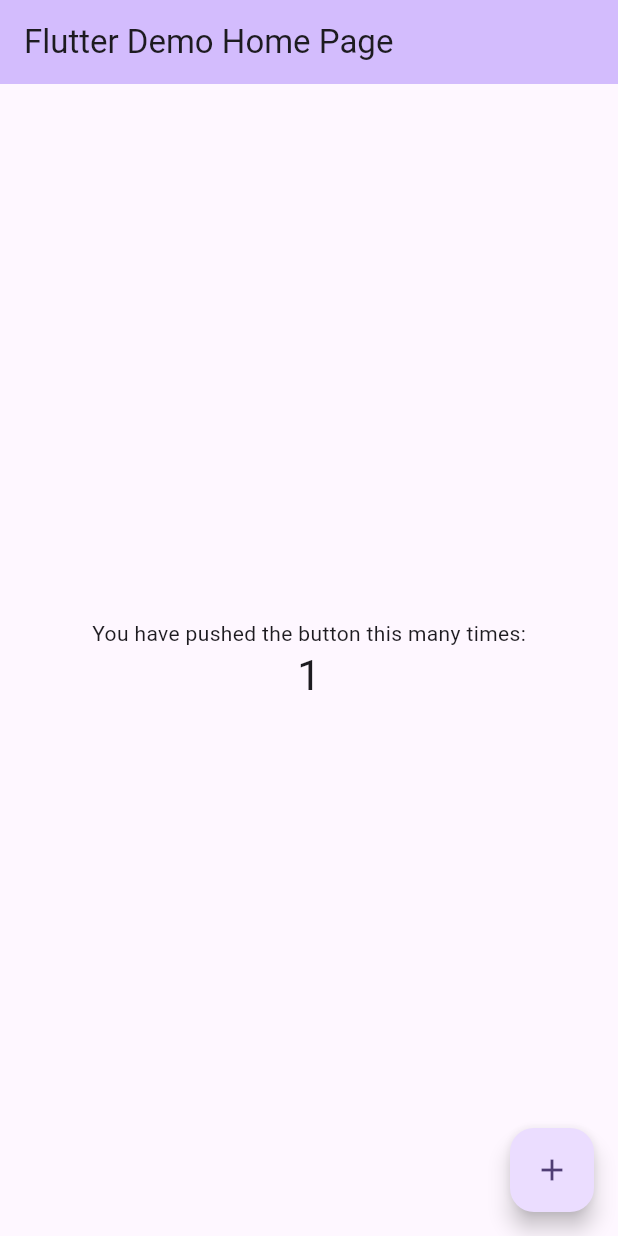
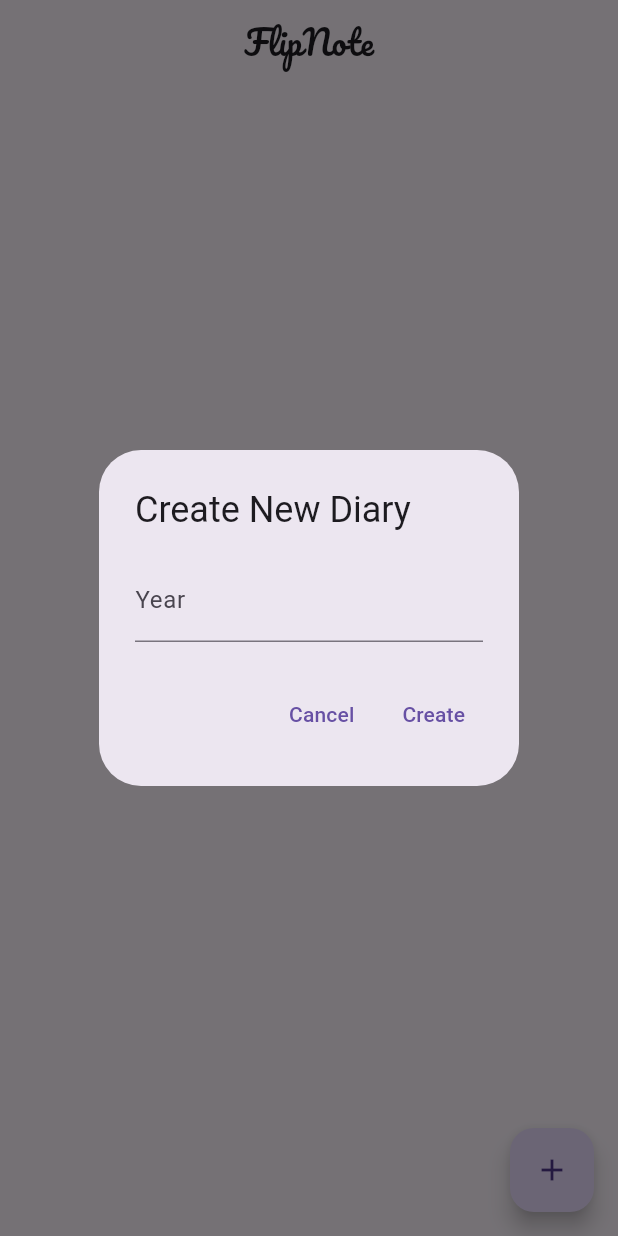
Before and after one commit to an1n-dya/FlipNote, a Flutter app: the screen it shows after launch, after a tap on the "add" icon, on a phone screen of 412 x 824 dp. Run offline on Flutter 3.47's test engine with Material 3 defaults, Android fonts, the phone set to English and light mode, and no system bars; our stand-ins replace bloc, equatable, flutter_bloc, google_fonts, hive, hive_flutter; missing offline and left inert: page_flip; accounts and stored records are empty.

Commit message:
Add diary feature with Hive and BLoC integration

```diff
--- /dev/null
+++ b/lib/blocs/diary_bloc.dart
@@ -0,0 +1,46 @@
+
+import 'package:bloc/bloc.dart';
+import 'package:equatable/equatable.dart';
+
+import '../../data/models/diary_model.dart';
+import '../../data/repositories/diary_repository.dart';
+
+part 'diary_event.dart';
+part 'diary_state.dart';
+
+class DiaryBloc extends Bloc<DiaryEvent, DiaryState> {
+  final DiaryRepository _diaryRepository;
+
+  DiaryBloc(this._diaryRepository) : super(DiaryInitial()) {
+    on<LoadDiaries>(_onLoadDiaries);
+    on<CreateDiary>(_onCreateDiary);
+    on<UpdateDiary>(_onUpdateDiary);
+  }
+
+  Future<void> _onLoadDiaries(LoadDiaries event, Emitter<DiaryState> emit) async {
+    try {
+      final diaries = await _diaryRepository.getAllDiaries();
+      emit(DiaryLoaded(diaries));
+    } catch (_) {
+      emit(DiaryError());
+    }
+  }
+
+  Future<void> _onCreateDiary(CreateDiary event, Emitter<DiaryState> emit) async {
+    try {
+      await _diaryRepository.createDiary(event.year);
+      add(LoadDiaries());
+    } catch (_) {
+      emit(DiaryError());
+    }
+  }
+
+  Future<void> _onUpdateDiary(UpdateDiary event, Emitter<DiaryState> emit) async {
+    try {
+      await _diaryRepository.updateDiary(event.diary);
+      add(LoadDiaries());
+    } catch (_) {
+      emit(DiaryError());
+    }
+  }
+}
--- /dev/null
+++ b/lib/blocs/diary_event.dart
@@ -0,0 +1,29 @@
+
+part of 'diary_bloc.dart';
+
+abstract class DiaryEvent extends Equatable {
+  const DiaryEvent();
+
+  @override
+  List<Object> get props => [];
+}
+
+class LoadDiaries extends DiaryEvent {}
+
+class CreateDiary extends DiaryEvent {
+  final int year;
+
+  const CreateDiary(this.year);
+
+  @override
+  List<Object> get props => [year];
+}
+
+class UpdateDiary extends DiaryEvent {
+  final DiaryModel diary;
+
+  const UpdateDiary(this.diary);
+
+  @override
+  List<Object> get props => [diary];
+}
--- /dev/null
+++ b/lib/blocs/diary_state.dart
@@ -0,0 +1,22 @@
+
+part of 'diary_bloc.dart';
+
+abstract class DiaryState extends Equatable {
+  const DiaryState();
+
+  @override
+  List<Object> get props => [];
+}
+
+class DiaryInitial extends DiaryState {}
+
+class DiaryLoaded extends DiaryState {
+  final List<DiaryModel> diaries;
+
+  const DiaryLoaded(this.diaries);
+
+  @override
+  List<Object> get props => [diaries];
+}
+
+class DiaryError extends DiaryState {}
--- /dev/null
+++ b/lib/data/models/diary_model.dart
@@ -0,0 +1,26 @@
+
+import 'package:equatable/equatable.dart';
+import 'package:hive/hive.dart';
+
+part 'diary_model.g.dart';
+
+@HiveType(typeId: 0)
+class DiaryModel extends Equatable {
+  @HiveField(0)
+  final int year;
+
+  @HiveField(1)
+  final List<String> entries;
+
+  @HiveField(2)
+  final int filledDays;
+
+  const DiaryModel({
+    required this.year,
+    required this.entries,
+    required this.filledDays,
+  });
+
+  @override
+  List<Object?> get props => [year, entries, filledDays];
+}
--- /dev/null
+++ b/lib/data/providers/diary_provider.dart
@@ -0,0 +1,26 @@
+
+import 'package:hive/hive.dart';
+
+import '../models/diary_model.dart';
+
+class DiaryProvider {
+  final Box<DiaryModel> _diaryBox;
+
+  DiaryProvider(this._diaryBox);
+
+  Future<List<DiaryModel>> getAllDiaries() async {
+    return _diaryBox.values.toList();
+  }
+
+  Future<DiaryModel?> getDiary(int year) async {
+    return _diaryBox.get(year);
+  }
+
+  Future<void> createDiary(DiaryModel diary) async {
+    await _diaryBox.put(diary.year, diary);
+  }
+
+  Future<void> updateDiary(DiaryModel diary) async {
+    await _diaryBox.put(diary.year, diary);
+  }
+}
--- /dev/null
+++ b/lib/data/repositories/diary_repository.dart
@@ -0,0 +1,29 @@
+
+import '../models/diary_model.dart';
+import '../providers/diary_provider.dart';
+
+class DiaryRepository {
+  final DiaryProvider _diaryProvider;
+
+  DiaryRepository(this._diaryProvider);
+
+  Future<List<DiaryModel>> getAllDiaries() async {
+    return _diaryProvider.getAllDiaries();
+  }
+
+  Future<DiaryModel?> getDiary(int year) async {
+    return _diaryProvider.getDiary(year);
+  }
+
+  Future<void> createDiary(int year) async {
+    final isLeap = (year % 4 == 0 && year % 100 != 0) || (year % 400 == 0);
+    final days = isLeap ? 366 : 365;
+    final entries = List.generate(days, (_) => '');
+    final diary = DiaryModel(year: year, entries: entries, filledDays: 0);
+    await _diaryProvider.createDiary(diary);
+  }
+
+  Future<void> updateDiary(DiaryModel diary) async {
+    await _diaryProvider.updateDiary(diary);
+  }
+}
--- a/lib/main.dart
+++ b/lib/main.dart
@@ -1,122 +1,43 @@
 import 'package:flutter/material.dart';
+import 'package:flutter_bloc/flutter_bloc.dart';
+import 'package:hive_flutter/hive_flutter.dart';
+import 'package:path_provider/path_provider.dart';
 
-void main() {
-  runApp(const MyApp());
+import 'blocs/diary_bloc.dart';
+import 'data/models/diary_model.dart';
+import 'data/providers/diary_provider.dart';
+import 'data/repositories/diary_repository.dart';
+import 'presentation/pages/home_page.dart';
+
+void main() async {
+  WidgetsFlutterBinding.ensureInitialized();
+  final appDocumentDir = await getApplicationDocumentsDirectory();
+  await Hive.initFlutter(appDocumentDir.path);
+  Hive.registerAdapter(DiaryModelAdapter());
+  final diaryBox = await Hive.openBox<DiaryModel>('diaries');
+  final diaryProvider = DiaryProvider(diaryBox);
+  final diaryRepository = DiaryRepository(diaryProvider);
+
+  runApp(MyApp(diaryRepository: diaryRepository));
 }
 
 class MyApp extends StatelessWidget {
-  const MyApp({super.key});
+  final DiaryRepository diaryRepository;
 
-  // This widget is the root of your application.
+  const MyApp({super.key, required this.diaryRepository});
+
   @override
   Widget build(BuildContext context) {
-    return MaterialApp(
-      title: 'Flutter Demo',
-      theme: ThemeData(
-        // This is the theme of your application.
-        //
-        // TRY THIS: Try running your application with "flutter run". You'll see
-        // the application has a purple toolbar. Then, without quitting the app,
-        // try changing the seedColor in the colorScheme below to Colors.green
-        // and then invoke "hot reload" (save your changes or press the "hot
-        // reload" button in a Flutter-supported IDE, or press "r" if you used
-        // the command line to start the app).
-        //
-        // Notice that the counter didn't reset back to zero; the application
-        // state is not lost during the reload. To reset the state, use hot
-        // restart instead.
-        //
-        // This works for code too, not just values: Most code changes can be
-        // tested with just a hot reload.
-        colorScheme: ColorScheme.fromSeed(seedColor: Colors.deepPurple),
+    return BlocProvider(
+      create: (context) => DiaryBloc(diaryRepository)..add(LoadDiaries()),
+      child: MaterialApp(
+        title: 'FlipNote',
+        theme: ThemeData(
+          primarySwatch: Colors.blue,
+          visualDensity: VisualDensity.adaptivePlatformDensity,
+        ),
+        home: const HomePage(),
       ),
-      home: const MyHomePage(title: 'Flutter Demo Home Page'),
     );
   }
 }
-
-class MyHomePage extends StatefulWidget {
-  const MyHomePage({super.key, required this.title});
-
-  // This widget is the home page of your application. It is stateful, meaning
-  // that it has a State object (defined below) that contains fields that affect
-  // how it looks.
-
-  // This class is the configuration for the state. It holds the values (in this
-  // case the title) provided by the parent (in this case the App widget) and
-  // used by the build method of the State. Fields in a Widget subclass are
-  // always marked "final".
-
-  final String title;
-
-  @override
-  State<MyHomePage> createState() => _MyHomePageState();
-}
-
-class _MyHomePageState extends State<MyHomePage> {
-  int _counter = 0;
-
-  void _incrementCounter() {
-    setState(() {
-      // This call to setState tells the Flutter framework that something has
-      // changed in this State, which causes it to rerun the build method below
-      // so that the display can reflect the updated values. If we changed
-      // _counter without calling setState(), then the build method would not be
-      // called again, and so nothing would appear to happen.
-      _counter++;
-    });
-  }
-
-  @override
-  Widget build(BuildContext context) {
-    // This method is rerun every time setState is called, for instance as done
-    // by the _incrementCounter method above.
-    //
-    // The Flutter framework has been optimized to make rerunning build methods
-    // fast, so that you can just rebuild anything that needs updating rather
-    // than having to individually change instances of widgets.
-    return Scaffold(
-      appBar: AppBar(
-        // TRY THIS: Try changing the color here to a specific color (to
-        // Colors.amber, perhaps?) and trigger a hot reload to see the AppBar
-        // change color while the other colors stay the same.
-        backgroundColor: Theme.of(context).colorScheme.inversePrimary,
-        // Here we take the value from the MyHomePage object that was created by
-        // the App.build method, and use it to set our appbar title.
-        title: Text(widget.title),
-      ),
-      body: Center(
-        // Center is a layout widget. It takes a single child and positions it
-        // in the middle of the parent.
-        child: Column(
-          // Column is also a layout widget. It takes a list of children and
-          // arranges them vertically. By default, it sizes itself to fit its
-          // children horizontally, and tries to be as tall as its parent.
-          //
-          // Column has various properties to control how it sizes itself and
-          // how it positions its children. Here we use mainAxisAlignment to
-          // center the children vertically; the main axis here is the vertical
-          // axis because Columns are vertical (the cross axis would be
-          // horizontal).
-          //
-          // TRY THIS: Invoke "debug painting" (choose the "Toggle Debug Paint"
-          // action in the IDE, or press "p" in the console), to see the
-          // wireframe for each widget.
-          mainAxisAlignment: MainAxisAlignment.center,
-          children: <Widget>[
-            const Text('You have pushed the button this many times:'),
-            Text(
-              '$_counter',
-              style: Theme.of(context).textTheme.headlineMedium,
-            ),
-          ],
-        ),
-      ),
-      floatingActionButton: FloatingActionButton(
-        onPressed: _incrementCounter,
-        tooltip: 'Increment',
-        child: const Icon(Icons.add),
-      ), // This trailing comma makes auto-formatting nicer for build methods.
-    );
-  }
-}
--- /dev/null
+++ b/lib/presentation/pages/home_page.dart
@@ -0,0 +1,96 @@
+
+import 'package:flutter/material.dart';
+import 'package:flutter_bloc/flutter_bloc.dart';
+import 'package:google_fonts/google_fonts.dart';
+
+import '../../blocs/diary_bloc.dart';
+import '../../data/models/diary_model.dart';
+import 'diary_page.dart';
+
+class HomePage extends StatelessWidget {
+  const HomePage({super.key});
+
+  @override
+  Widget build(BuildContext context) {
+    return Scaffold(
+      appBar: AppBar(
+        title: Text(
+          'FlipNote',
+          style: GoogleFonts.pacifico(),
+        ),
+        centerTitle: true,
+      ),
+      body: BlocBuilder<DiaryBloc, DiaryState>(
+        builder: (context, state) {
+          if (state is DiaryInitial) {
+            context.read<DiaryBloc>().add(LoadDiaries());
+            return const Center(child: CircularProgressIndicator());
+          } else if (state is DiaryLoaded) {
+            return _buildDiaryList(context, state.diaries);
+          } else {
+            return const Center(child: Text('Failed to load diaries'));
+          }
+        },
+      ),
+      floatingActionButton: FloatingActionButton(
+        onPressed: () => _showAddDiaryDialog(context),
+        child: const Icon(Icons.add),
+      ),
+    );
+  }
+
+  Widget _buildDiaryList(BuildContext context, List<DiaryModel> diaries) {
+    return ListView.builder(
+      itemCount: diaries.length,
+      itemBuilder: (context, index) {
+        final diary = diaries[index];
+        return Card(
+          margin: const EdgeInsets.all(8.0),
+          child: ListTile(
+            title: Text(diary.year.toString()),
+            subtitle: Text('Filled: ${diary.filledDays}/${diary.entries.length}'),
+            onTap: () {
+              Navigator.push(
+                context,
+                MaterialPageRoute(
+                  builder: (_) => DiaryPage(diary: diary),
+                ),
+              );
+            },
+          ),
+        );
+      },
+    );
+  }
+
+  void _showAddDiaryDialog(BuildContext context) {
+    final yearController = TextEditingController();
+    showDialog(
+      context: context,
+      builder: (_) => AlertDialog(
+        title: const Text('Create New Diary'),
+        content: TextField(
+          controller: yearController,
+          keyboardType: TextInputType.number,
+          decoration: const InputDecoration(labelText: 'Year'),
+        ),
+        actions: [
+          TextButton(
+            onPressed: () => Navigator.pop(context),
+            child: const Text('Cancel'),
+          ),
+          TextButton(
+            onPressed: () {
+              final year = int.tryParse(yearController.text);
+              if (year != null) {
+                context.read<DiaryBloc>().add(CreateDiary(year));
+                Navigator.pop(context);
+              }
+            },
+            child: const Text('Create'),
+          ),
+        ],
+      ),
+    );
+  }
+}
```
Also changed, not shown: lib/presentation/pages/diary_page.dart (added, +134 -0 lines), pubspec.yaml (+13 -3 lines), assets/logo.png (added), lib/data/models/diary_model.g.dart (added), pubspec.lock, 1 other file.
